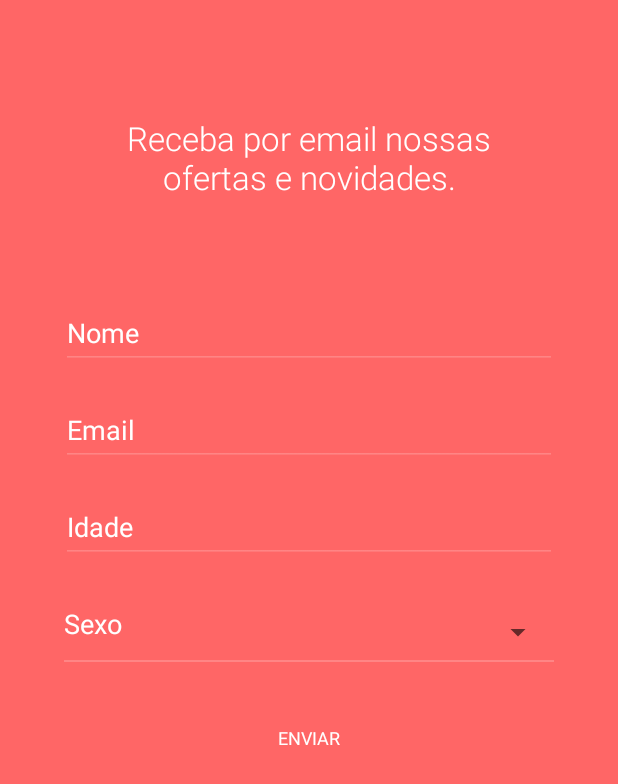
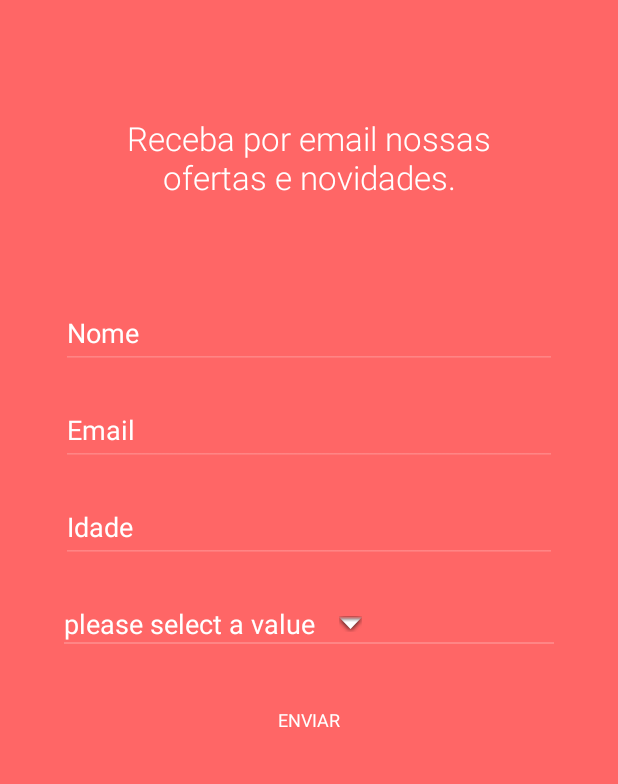
Before and after one commit to paulo-sodet/tela_email, an Android app: the screen it shows after launch (MainActivity), on a phone screen of 412 x 824 dp. Shown: the top 784 px of the screen. Run offline under Robolectric (Android 15) with nearby library versions, the phone set to English and light mode, and no system bars.

Commit message:
Fix spinner

```diff
--- a/app/src/main/java/com/example/sdt/myapplication/MainActivityFragment.java
+++ b/app/src/main/java/com/example/sdt/myapplication/MainActivityFragment.java
@@ -1,12 +1,19 @@
 package com.example.sdt.myapplication;
 
+import android.app.Service;
 import android.support.v4.app.Fragment;
 import android.os.Bundle;
+import android.util.Log;
 import android.view.LayoutInflater;
+import android.view.MotionEvent;
 import android.view.View;
 import android.view.ViewGroup;
+import android.widget.AdapterView;
 import android.widget.ArrayAdapter;
+import android.widget.BaseAdapter;
 import android.widget.Spinner;
+import android.widget.SpinnerAdapter;
+import android.widget.TextView;
 
 
 /**
@@ -14,8 +21,14 @@ import android.widget.Spinner;
  */
 public class MainActivityFragment extends Fragment {
 
+    private Spinner typeSpinner;
+    private LayoutInflater mInflator;
+    private boolean selected;
+
+
     public MainActivityFragment() {
     }
+
 
     @Override
     public View onCreateView(LayoutInflater inflater, ViewGroup container,
@@ -25,14 +38,90 @@ public class MainActivityFragment extends Fragment {
 
         View rootView =  inflater.inflate(R.layout.fragment_main, container, false);
 
-        Spinner spinner = (Spinner) rootView.findViewById(R.id.spinner);
+        selected = false;
+        typeSpinner = (Spinner) rootView.findViewById(R.id.spinner);
+        typeSpinner.setAdapter(typeSpinnerAdapter);
+        typeSpinner.setOnItemSelectedListener(typeSpinnerSelectedListener);
+        typeSpinner.setOnTouchListener(typeSpinnerTouchListener);
+        mInflator = getLayoutInflater(savedInstanceState);
 
+//        Spinner spinner = (Spinner) rootView.findViewById(R.id.spinner);
+//
+//
+//        ArrayAdapter<CharSequence> adapter = ArrayAdapter.createFromResource(getActivity(), R.array.sexo, R.layout.spinner_item_actionbar );
+//
+//        adapter.setDropDownViewResource(R.layout.spinner_item_dropdown);
+//
+//        spinner.setAdapter(adapter);
 
-        ArrayAdapter<CharSequence> adapter = ArrayAdapter.createFromResource(getActivity(), R.array.sexo, R.layout.spinner_item_actionbar );
-
-        adapter.setDropDownViewResource(R.layout.spinner_item_dropdown);
-
-        spinner.setAdapter(adapter);
         return rootView;
     }
+
+    private SpinnerAdapter typeSpinnerAdapter = new BaseAdapter() {
+        private TextView text;
+        private String[] data = {"Feminino", "Masculino", "Outros"};
+        private int count = 3;
+
+        @Override
+        public int getCount() {
+            return count;
+        }
+
+        @Override
+        public Object getItem(int position) {
+            return data[position];
+        }
+
+        @Override
+        public long getItemId(int position) {
+            return position;
+        }
+
+        @Override
+        public View getView(int position, View convertView, ViewGroup parent) {
+            if (convertView == null) {
+                convertView = mInflator.inflate(R.layout.spinner_item_actionbar, null);
+            }
+            text = (TextView) convertView.findViewById(R.id.target);
+            if (!selected) {
+                text.setText("please select a value");
+            } else {
+                text.setText(data[position]);
+            }
+            return convertView;
+        }
+
+        @Override
+        public View getDropDownView(int position, View convertView, ViewGroup parent) {
+            if (convertView == null) {
+                convertView = mInflator.inflate(R.layout.spinner_item_dropdown, null);
+
+            }
+            text = (TextView) convertView.findViewById(R.id.dropdown_target);
+            text.setText(data[position]);
+            return convertView;
+        }
+
+        ;
+    };
+
+    private AdapterView.OnItemSelectedListener typeSpinnerSelectedListener = new AdapterView.OnItemSelectedListener() {
+        @Override
+        public void onItemSelected(AdapterView<?> parent, View view, int position, long id) {
+            Log.d("LOG", "Clicked");
+        }
+
+        @Override
+        public void onNothingSelected(AdapterView<?> parent) {
+
+        }
+    };
+
+    private View.OnTouchListener typeSpinnerTouchListener = new View.OnTouchListener() {
+        @Override
+        public boolean onTouch(View v, MotionEvent event) {
+            selected = true;
+            return false;
+        }
+    };
 }
--- a/app/src/main/res/layout/fragment_main.xml
+++ b/app/src/main/res/layout/fragment_main.xml
@@ -2,6 +2,7 @@
     android:layout_height="match_parent"
     android:layout_width="match_parent"
     xmlns:android="http://schemas.android.com/apk/res/android" xmlns:tools="http://schemas.android.com/tools"
+
     android:background="@color/red"
     android:fillViewport="true">
 
@@ -84,17 +85,7 @@
         android:layout_marginBottom="28dp" />
 
 
-    <Spinner
-        android:layout_width="fill_parent"
-        android:layout_height="wrap_content"
-        android:id="@+id/spinner"
-        android:paddingBottom="12dp"
-        android:dropDownWidth="match_parent"
-        android:layout_below="@+id/idade"
-        android:layout_alignParentLeft="true"
-        android:layout_alignParentStart="true"
-        android:layout_marginLeft="42.6dp"
-        android:layout_marginRight="42.6dp" />
+
 
     <View style="@style/Divider"
         android:layout_below="@+id/spinner"
@@ -104,6 +95,16 @@
         android:layout_marginRight="42.6dp"
         android:id="@+id/view" />
 
+    <Spinner
+        android:layout_width="fill_parent"
+        android:layout_height="wrap_content"
+        android:id="@+id/spinner"
+        style="@style/spinnerLayout"
+        android:layout_below="@+id/idade"
+        android:layout_alignParentLeft="true"
+        android:layout_alignParentStart="true"
+        android:layout_marginLeft="42.6dp"
+        android:layout_marginRight="42.6dp" />
 
     <Button
         android:layout_width="match_parent"
--- a/app/src/main/res/layout/spinner_item_actionbar.xml
+++ b/app/src/main/res/layout/spinner_item_actionbar.xml
@@ -1,9 +1,15 @@
-<TextView xmlns:android="http://schemas.android.com/apk/res/android"
-    android:id="@android:id/text1"
+<LinearLayout xmlns:android="http://schemas.android.com/apk/res/android"
+    android:layout_width="wrap_content"
+    android:layout_height="wrap_content"
+    android:orientation="vertical">
+<TextView
+    android:id="@+id/target"
     android:singleLine="true"
     android:layout_width="wrap_content"
     android:layout_height="wrap_content"
     android:textColor="@color/white"
-    android:textSize="@dimen/abc_text_size_medium_material"
+    android:drawablePadding="16dp"
+    android:drawableRight="@android:drawable/arrow_down_float"
+    android:textSize="@dimen/abc_text_size_medium_material" />
 
-    />
+</LinearLayout>
--- a/app/src/main/res/values/strings.xml
+++ b/app/src/main/res/values/strings.xml
@@ -6,7 +6,6 @@
     <string name="enviar">ENVIAR</string>
 
     <string-array name="sexo">
-        <item>Sexo</item>
         <item>Feminino</item>
         <item>Masculino</item>
         <item>Outros</item>
--- a/app/src/main/res/values/styles.xml
+++ b/app/src/main/res/values/styles.xml
@@ -16,7 +16,7 @@
         <item name="android:background">?android:selectableItemBackground</item>
         <item name="android:dropDownSelector">?android:selectableItemBackground</item>
         <item name="overlapAnchor">true</item>
-        <item name="colorControlNormal">#33ffffff</item>
+
     </style>
 
     <style name="Divider">
```
Also changed, not shown: app/src/main/java/com/example/sdt/myapplication/SpinnerWithHint.java (added, +198 -0 lines), app/src/main/res/layout/spinner_item_dropdown.xml (+7 -2 lines), app/src/main/res/values/attrs.xml (added, +9 -0 lines), app/src/main/res/mipmap-hdpi/ic_spinner_triangle.png (added), app/src/main/res/mipmap-mdpi/ic_spinner_triangle.png (added), app/src/main/res/mipmap-xhdpi/ic_spinner_triangle.png (added), app/src/main/res/mipmap-xxhdpi/ic_spinner_triangle.png (added).
